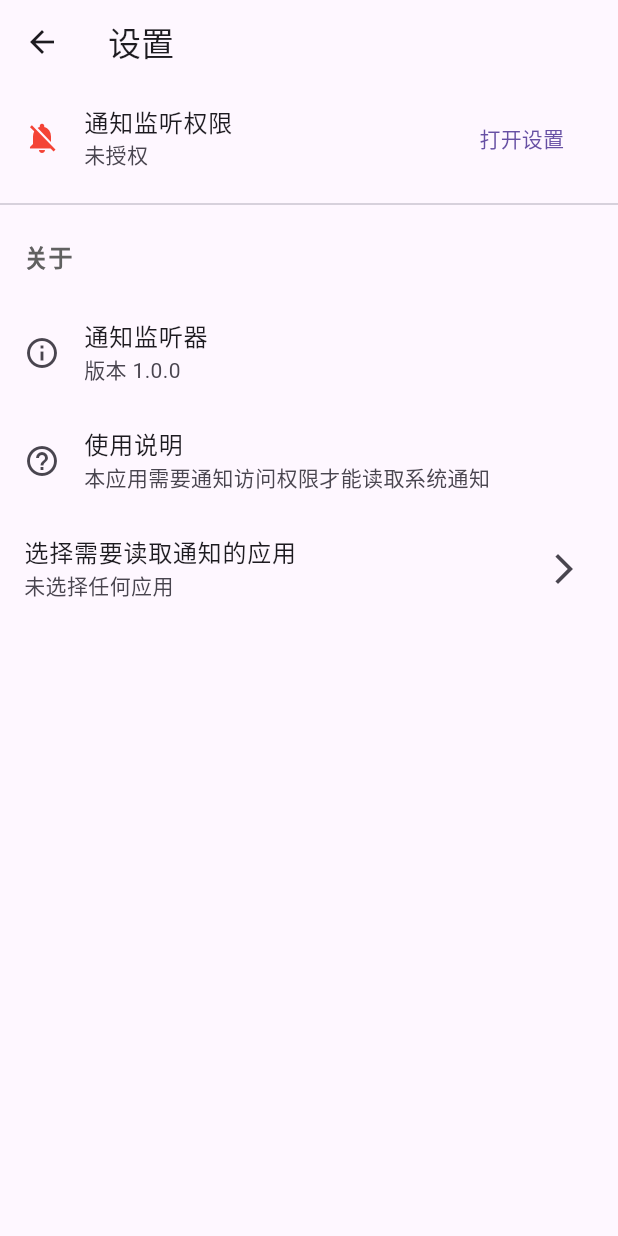
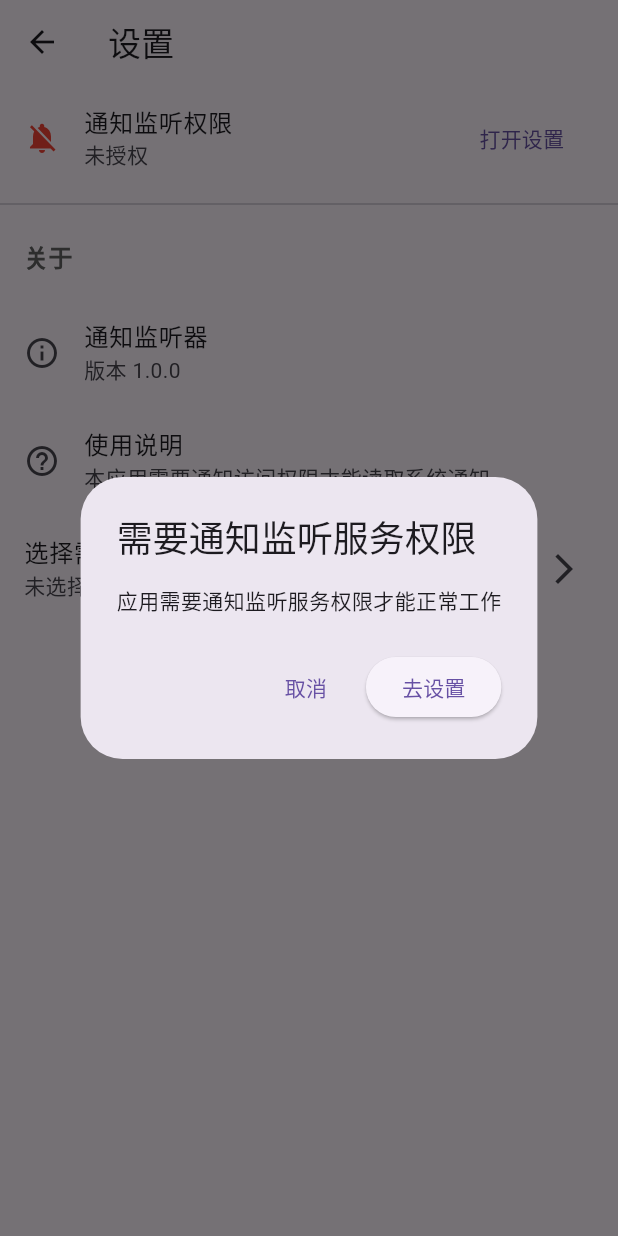
Before and after one commit to MonMed26/notification_listener, a Flutter app: the SettingsPage screen opened by its route, after a tap on "打开设置", on a phone screen of 412 x 824 dp. Run offline on Flutter 3.47's test engine with Material 3 defaults, Android fonts, the phone set to English and light mode, and no system bars; our stand-ins replace permission_handler, shared_preferences; accounts and stored records are empty.

Commit message:
重构权限管理：引入统一的权限服务和权限帮助工具

```diff
--- a/lib/pages/settings_page.dart
+++ b/lib/pages/settings_page.dart
@@ -1,6 +1,8 @@
 import 'package:flutter/material.dart';
 import '../services/notification_service.dart';
 import '../services/app_service.dart';
+import '../services/permission_service.dart';
+import '../utils/permission_helper.dart';
 import 'app_selection_page.dart';
 
 class SettingsPage extends StatefulWidget {
@@ -13,6 +15,7 @@ class SettingsPage extends StatefulWidget {
 class _SettingsPageState extends State<SettingsPage> {
   final NotificationService _notificationService = NotificationService();
   final AppService _appService = AppService();
+  final PermissionService _permissionService = PermissionService();
   bool _hasPermission = false;
   bool _isLoading = true;
   List<String> _selectedApps = [];
@@ -26,7 +29,7 @@ class _SettingsPageState extends State<SettingsPage> {
 
   Future<void> _checkPermission() async {
     final hasPermission =
-        await _notificationService.isNotificationServiceEnabled();
+        await _permissionService.isNotificationServiceEnabled();
 
     setState(() {
       _hasPermission = hasPermission;
@@ -35,7 +38,7 @@ class _SettingsPageState extends State<SettingsPage> {
   }
 
   Future<void> _openSettings() async {
-    await _notificationService.openNotificationSettings();
+    await _permissionService.openNotificationServiceSettings();
   }
 
   Future<void> _loadSelectedApps() async {
@@ -106,7 +109,16 @@ class _SettingsPageState extends State<SettingsPage> {
         _hasPermission ? Icons.notifications_active : Icons.notifications_off,
         color: _hasPermission ? Colors.green : Colors.red,
       ),
-      trailing: TextButton(onPressed: _openSettings, child: Text('打开设置')),
+      trailing: TextButton(
+        onPressed: () {
+          // 使用PermissionHelper检查并请求权限
+          PermissionHelper.checkSpecificPermission(
+            context,
+            'notificationService',
+          );
+        },
+        child: Text('打开设置'),
+      ),
       onTap: _checkPermission,
     );
   }
--- a/lib/services/notification_service.dart
+++ b/lib/services/notification_service.dart
@@ -4,10 +4,14 @@ import 'dart:convert';
 import 'package:flutter/services.dart';
 import 'package:shared_preferences/shared_preferences.dart';
 import '../models/notification_item.dart';
+import 'permission_service.dart';
 
 class NotificationService {
   static const MethodChannel _channel = MethodChannel('notification_plugin');
   static const EventChannel _eventChannel = EventChannel('notification_events');
+
+  // 使用权限服务
+  final PermissionService _permissionService = PermissionService();
 
   // 通知流控制器
   final _notificationsController =
@@ -42,23 +46,14 @@ class NotificationService {
     _listenForNotifications();
   }
 
-  // 检查是否有通知监听权限
+  // 检查是否有通知监听权限 - 使用权限服务
   Future<bool> isNotificationServiceEnabled() async {
-    try {
-      return await _channel.invokeMethod('isNotificationServiceEnabled');
-    } catch (e) {
-      print('检查通知权限时出错: $e');
-      return false;
-    }
+    return await _permissionService.isNotificationServiceEnabled();
   }
 
-  // 打开通知设置页面
+  // 打开通知设置页面 - 使用权限服务
   Future<void> openNotificationSettings() async {
-    try {
-      await _channel.invokeMethod('openNotificationSettings');
-    } catch (e) {
-      print('打开通知设置时出错: $e');
-    }
+    await _permissionService.openNotificationServiceSettings();
   }
 
   // 获取当前所有通知
--- /dev/null
+++ b/lib/services/permission_service.dart
@@ -0,0 +1,74 @@
+import 'package:flutter/services.dart';
+import 'package:permission_handler/permission_handler.dart';
+
+/// 统一管理应用权限的服务类
+class PermissionService {
+  // 单例模式
+  static final PermissionService _instance = PermissionService._internal();
+  factory PermissionService() => _instance;
+  PermissionService._internal();
+
+  // 用于原生通信的通道
+  static const MethodChannel _channel = MethodChannel('notification_plugin');
+
+  /// 检查应用是否有通知权限
+  Future<bool> hasNotificationPermission() async {
+    try {
+      final status = await Permission.notification.status;
+      return status.isGranted;
+    } catch (e) {
+      print('检查通知权限时出错: $e');
+      return false;
+    }
+  }
+
+  /// 请求通知权限
+  Future<bool> requestNotificationPermission() async {
+    try {
+      final result = await Permission.notification.request();
+      return result.isGranted;
+    } catch (e) {
+      print('请求通知权限时出错: $e');
+      return false;
+    }
+  }
+
+  /// 检查通知监听服务权限
+  Future<bool> isNotificationServiceEnabled() async {
+    try {
+      return await _channel.invokeMethod('isNotificationServiceEnabled');
+    } catch (e) {
+      print('检查通知监听权限时出错: $e');
+      return false;
+    }
+  }
+
+  /// 打开通知监听设置页面
+  Future<void> openNotificationServiceSettings() async {
+    try {
+      await _channel.invokeMethod('openNotificationSettings');
+    } catch (e) {
+      print('打开通知监听设置时出错: $e');
+    }
+  }
+
+  /// 检查并请求所有必需的权限
+  /// 返回一个Map，包含各种权限的状态
+  Future<Map<String, bool>> checkAndRequestAllPermissions() async {
+    // 检查通知权限
+    bool hasNotificationPerm = await hasNotificationPermission();
+
+    // 如果没有通知权限，请求授权
+    if (!hasNotificationPerm) {
+      hasNotificationPerm = await requestNotificationPermission();
+    }
+
+    // 检查通知监听服务权限
+    final hasNotificationServicePerm = await isNotificationServiceEnabled();
+
+    return {
+      'notificationPermission': hasNotificationPerm,
+      'notificationServicePermission': hasNotificationServicePerm,
+    };
+  }
+}
--- /dev/null
+++ b/lib/utils/permission_helper.dart
@@ -0,0 +1,167 @@
+import 'package:flutter/material.dart';
+import '../services/permission_service.dart';
+
+/// 权限辅助类，提供常用的权限相关UI和实用功能
+class PermissionHelper {
+  static final PermissionService _permissionService = PermissionService();
+
+  /// 显示权限请求对话框
+  static Future<void> showPermissionRequestDialog(
+    BuildContext context, {
+    String title = '需要权限',
+    String content = '请授予应用所需的权限以继续使用',
+    String confirmText = '去设置',
+    String cancelText = '取消',
+    VoidCallback? onConfirm,
+    VoidCallback? onCancel,
+  }) async {
+    return showDialog(
+      context: context,
+      builder:
+          (context) => AlertDialog(
+            title: Text(title),
+            content: Text(content),
+            actions: [
+              TextButton(
+                onPressed: () {
+                  Navigator.of(context).pop();
+                  if (onCancel != null) onCancel();
+                },
+                child: Text(cancelText),
+              ),
+              ElevatedButton(
+                onPressed: () {
+                  Navigator.of(context).pop();
+                  if (onConfirm != null) {
+                    onConfirm();
+                  } else {
+                    _permissionService.openNotificationServiceSettings();
+                  }
+                },
+                child: Text(confirmText),
+              ),
+            ],
+          ),
+    );
+  }
+
+  /// 检查是否有所有必需的权限，如果没有则显示对话框
+  static Future<bool> checkAndShowPermissionDialog(
+    BuildContext context, {
+    bool showDialog = true,
+  }) async {
+    final permissions =
+        await _permissionService.checkAndRequestAllPermissions();
+
+    final hasAllPermissions = permissions.values.every(
+      (hasPermission) => hasPermission,
+    );
+
+    if (!hasAllPermissions && showDialog) {
+      await showPermissionRequestDialog(
+        context,
+        title: '权限缺失',
+        content: '应用需要通知权限和通知监听服务权限才能正常工作',
+        confirmText: '去设置',
+        onConfirm: () => _permissionService.openNotificationServiceSettings(),
+      );
+    }
+
+    return hasAllPermissions;
+  }
+
+  /// 检查特定权限并显示友好的提示
+  static Future<void> checkSpecificPermission(
+    BuildContext context,
+    String permissionType,
+  ) async {
+    bool hasPermission = false;
+    String permissionName = '';
+
+    switch (permissionType) {
+      case 'notification':
+        hasPermission = await _permissionService.hasNotificationPermission();
+        permissionName = '通知权限';
+        break;
+      case 'notificationService':
+        hasPermission = await _permissionService.isNotificationServiceEnabled();
+        permissionName = '通知监听服务权限';
+        break;
+      default:
+        return;
+    }
+
+    if (!hasPermission) {
+      await showPermissionRequestDialog(
+        context,
+        title: '需要$permissionName',
+        content: '应用需要$permissionName才能正常工作',
+        confirmText: '去设置',
+        onConfirm: () {
+          if (permissionType == 'notification') {
+            _permissionService.requestNotificationPermission();
+          } else if (permissionType == 'notificationService') {
+            _permissionService.openNotificationServiceSettings();
+          }
+        },
+      );
+    }
+  }
+
+  /// 构建权限请求UI
+  static Widget buildPermissionRequestView({
+    required bool hasNotificationPermission,
+    required bool hasNotificationServicePermission,
+    required VoidCallback onRequestPermission,
+    required VoidCallback onOpenSettings,
+  }) {
+    return Center(
+      child: Column(
+        mainAxisAlignment: MainAxisAlignment.center,
+        children: [
+          Icon(Icons.notifications_off, size: 64, color: Colors.grey),
+          SizedBox(height: 16),
+          Text(
+            '需要通知访问权限',
+            style: TextStyle(fontSize: 18, fontWeight: FontWeight.bold),
+          ),
+          SizedBox(height: 8),
+          Text(
+            '请点击下方按钮，然后在系统设置中启用通知访问权限',
+            textAlign: TextAlign.center,
+            style: TextStyle(color: Colors.grey[600]),
+          ),
+          SizedBox(height: 8),
+          if (!hasNotificationPermission)
+            Text(
+              '请允许应用发送通知，以便接收系统通知',
+              textAlign: TextAlign.center,
+              style: TextStyle(
+                color: Colors.orange[800],
+                fontWeight: FontWeight.bold,
+              ),
+            ),
+          SizedBox(height: 24),
+          Row(
+            mainAxisAlignment: MainAxisAlignment.center,
+            children: [
+              if (!hasNotificationPermission)
+                ElevatedButton(
+                  onPressed: onRequestPermission,
+                  child: Text('请求通知权限'),
+                  style: ElevatedButton.styleFrom(
+                    backgroundColor: Colors.orange,
+                  ),
+                ),
+              SizedBox(width: 16),
+              ElevatedButton(
+                onPressed: onOpenSettings,
+                child: Text('打开通知监听设置'),
+              ),
+            ],
+          ),
+        ],
+      ),
+    );
+  }
+}
```
Also changed, not shown: lib/main.dart (+4 -3 lines), lib/pages/notification_list_page.dart (+24 -65 lines).
